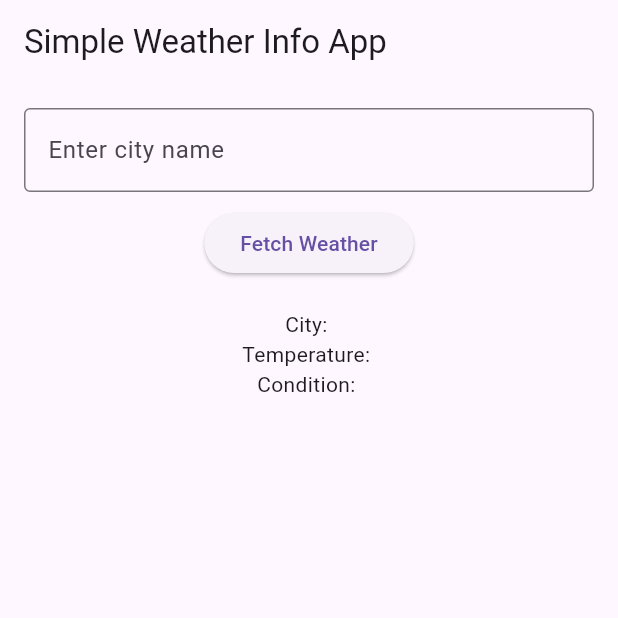
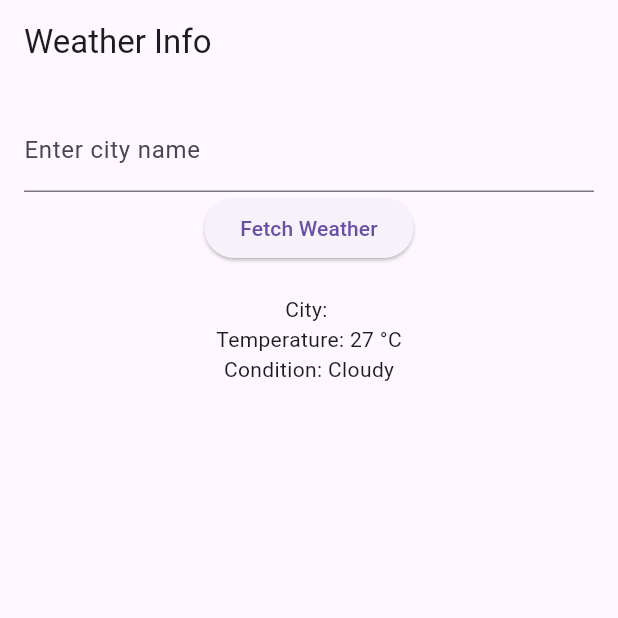
Before and after one commit to Omar64532/weather_info_app, a Flutter app: the screen it shows after launch, after a tap on "Fetch Weather", on a phone screen of 412 x 824 dp, the top half of it. Run offline on Flutter 3.47's test engine with Material 3 defaults, Android fonts, the phone set to English and light mode, and no system bars.

Commit message:
Simulated weather data for input city

```diff
--- a/lib/main.dart
+++ b/lib/main.dart
@@ -1,54 +1,73 @@
 import 'package:flutter/material.dart';
+import 'dart:math';
 
 void main() {
-  runApp(WeatherApp());
+  runApp(MyApp());
 }
 
-class WeatherApp extends StatefulWidget {
+class MyApp extends StatelessWidget {
   @override
-  _WeatherAppState createState() => _WeatherAppState();
+  Widget build(BuildContext context) {
+    return MaterialApp(
+      title: 'Weather Info App',
+      theme: ThemeData(primarySwatch: Colors.blue),
+      home: WeatherHomePage(),
+    );
+  }
 }
 
-class _WeatherAppState extends State<WeatherApp> {
+class WeatherHomePage extends StatefulWidget {
+  @override
+  _WeatherHomePageState createState() => _WeatherHomePageState();
+}
 
-  final TextEditingController _cityController = TextEditingController();
+class _WeatherHomePageState extends State<WeatherHomePage> {
+  final TextEditingController _controller = TextEditingController();
+  String _cityName = '';
+  String _temperature = '';
+  String _weatherCondition = '';
 
-  // Define variables for weather data
-  String cityName = '';
-  String temperature = '';
-  String weatherCondition = '';
+  void _fetchWeather() {
+    setState(() {
+      _cityName = _controller.text; // Get the city name from the TextField
+      _temperature = _generateRandomTemperature();
+      _weatherCondition = _generateRandomWeatherCondition();
+    });
+  }
+
+  String _generateRandomTemperature() {
+    Random random = Random();
+    int temperature = random.nextInt(16) + 15; // Random temperature between 15°C and 30°C
+    return '$temperature °C';
+  }
+
+  String _generateRandomWeatherCondition() {
+    List<String> conditions = ['Sunny', 'Cloudy', 'Rainy'];
+    Random random = Random();
+    return conditions[random.nextInt(conditions.length)];
+  }
 
   @override
   Widget build(BuildContext context) {
-    return MaterialApp(
-      home: Scaffold(
-        appBar: AppBar(
-          title: Text('Simple Weather Info App'),
-        ),
+    return Scaffold(
+      appBar: AppBar(title: Text('Weather Info')),
       body: Padding(
         padding: const EdgeInsets.all(16.0),
         child: Column(
           children: [
             TextField(
-                controller: _cityController, // Use the controller to get input
-                decoration: InputDecoration(
-                  labelText: 'Enter city name',
-                  border: OutlineInputBorder(),
+              controller: _controller,
+              decoration: InputDecoration(labelText: 'Enter city name'),
             ),
-              ),
-              SizedBox(height: 10), // Add spacing
             ElevatedButton(
-                onPressed: () {
-
-                },
+              onPressed: _fetchWeather,
               child: Text('Fetch Weather'),
             ),
             SizedBox(height: 20),
-              Text('City: $cityName'),
-              Text('Temperature: $temperature'),
-              Text('Condition: $weatherCondition'),
+            Text('City: $_cityName'),
+            Text('Temperature: $_temperature'),
+            Text('Condition: $_weatherCondition'),
           ],
-          ),
         ),
       ),
     );
```
Lines whose indentation alone changed are shown as unchanged.
